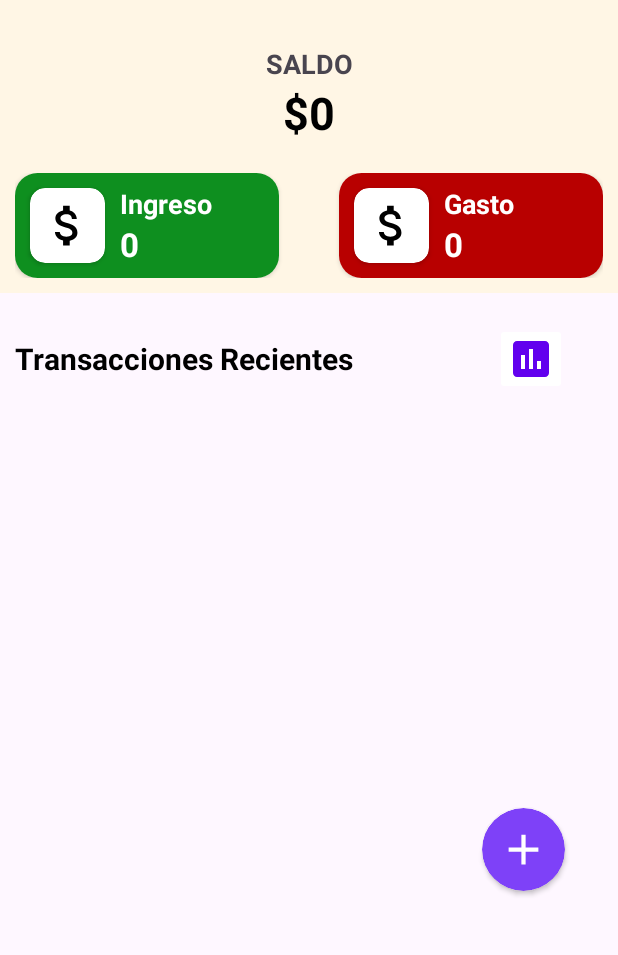
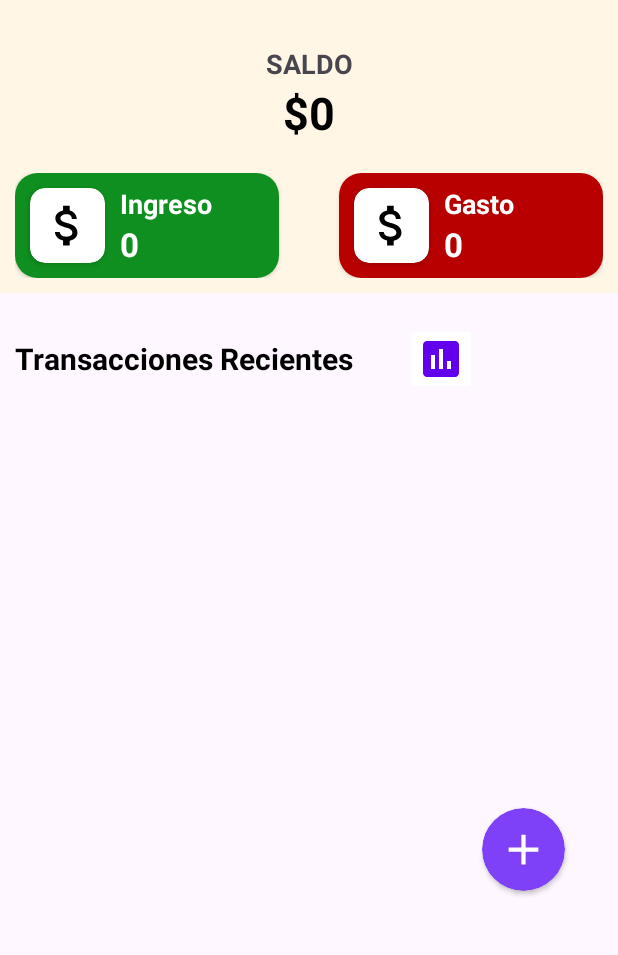
Before and after one commit to gabriellescano5/AventurAPP, an Android app: the GastosActivity screen opened directly, with no data from a screen before it, on a phone screen of 412 x 824 dp, the part 89-1044 px from its top. Run offline under Robolectric (Android 15) with nearby library versions, the phone set to English and light mode, and no system bars; our stand-ins replace Room's generated code.

Commit message:
Agregado Pie Chart

```diff
--- a/app/src/main/res/layout/activity_gastos.xml
+++ b/app/src/main/res/layout/activity_gastos.xml
@@ -213,7 +213,7 @@
                         android:textColor="@color/white"
                         android:backgroundTint="@color/white"
                         android:id="@+id/verEstadisticasbtn"
-                        android:layout_marginStart="320dp"
+                        android:layout_marginStart="260dp"
                         android:layout_width="48dp"
                         android:layout_height="48dp" />
 
```
Also changed, not shown: app/src/main/res/layout/activity_estadisticas.xml (+9 -2 lines).
